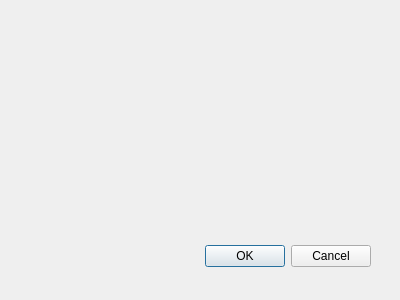
Before: the Qt Designer form src/offlinemapmatching/offline_map_matching_dialog_base.ui in jagodki/Offline-MapMatching, drawn with Qt 5.
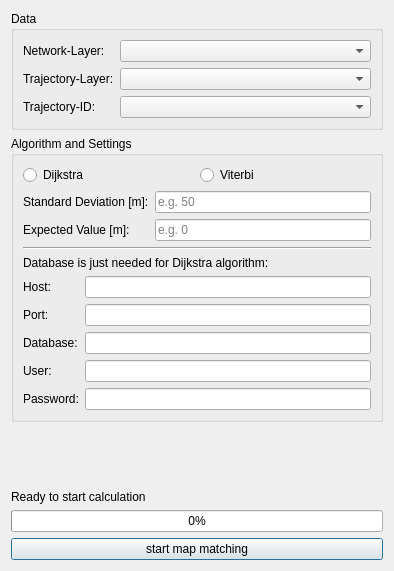
After: the same form once the commit is applied.

Commit message: create guy and icon

```diff
--- a/src/offlinemapmatching/offline_map_matching_dialog_base.ui
+++ b/src/offlinemapmatching/offline_map_matching_dialog_base.ui
@@ -1,33 +1,324 @@
 <ui version="4.0" >
  <class>OfflineMapMatchingDialogBase</class>
- <widget class="QDialog" name="OfflineMapMatchingDialogBase" >
-  <property name="geometry" >
+ <widget class="QDialog" name="OfflineMapMatchingDialogBase">
+  <property name="geometry">
    <rect>
     <x>0</x>
     <y>0</y>
-    <width>400</width>
-    <height>300</height>
+    <width>394</width>
+    <height>571</height>
    </rect>
   </property>
   <property name="windowTitle" >
    <string>Offline-MapMatching</string>
   </property>
-  <widget class="QDialogButtonBox" name="button_box" >
-   <property name="geometry" >
-    <rect>
-     <x>30</x>
-     <y>240</y>
-     <width>341</width>
-     <height>32</height>
-    </rect>
-   </property>
-   <property name="orientation" >
-    <enum>Qt::Horizontal</enum>
-   </property>
-   <property name="standardButtons" >
-    <set>QDialogButtonBox::Cancel|QDialogButtonBox::Ok</set>
-   </property>
-  </widget>
+  <layout class="QVBoxLayout" name="verticalLayout">
+   <item>
+    <widget class="QGroupBox" name="groupBox_data">
+     <property name="sizePolicy">
+      <sizepolicy hsizetype="Expanding" vsizetype="Fixed">
+       <horstretch>0</horstretch>
+       <verstretch>0</verstretch>
+      </sizepolicy>
+     </property>
+     <property name="title">
+      <string>Data</string>
+     </property>
+     <layout class="QVBoxLayout" name="verticalLayout_2">
+      <item>
+       <layout class="QFormLayout" name="formLayout_3">
+        <item row="0" column="0">
+         <widget class="QLabel" name="label_network">
+          <property name="text">
+           <string>Network-Layer:</string>
+          </property>
+         </widget>
+        </item>
+        <item row="1" column="0">
+         <widget class="QLabel" name="label_trajectory">
+          <property name="text">
+           <string>Trajectory-Layer:</string>
+          </property>
+         </widget>
+        </item>
+        <item row="2" column="0">
+         <widget class="QLabel" name="label_trajectoryID">
+          <property name="text">
+           <string>Trajectory-ID:</string>
+          </property>
+         </widget>
+        </item>
+        <item row="0" column="1">
+         <widget class="QComboBox" name="comboBox_network">
+          <property name="sizePolicy">
+           <sizepolicy hsizetype="Expanding" vsizetype="Fixed">
+            <horstretch>0</horstretch>
+            <verstretch>0</verstretch>
+           </sizepolicy>
+          </property>
+         </widget>
+        </item>
+        <item row="1" column="1">
+         <widget class="QComboBox" name="comboBox_trajectory">
+          <property name="sizePolicy">
+           <sizepolicy hsizetype="Expanding" vsizetype="Fixed">
+            <horstretch>0</horstretch>
+            <verstretch>0</verstretch>
+           </sizepolicy>
+          </property>
+         </widget>
+        </item>
+        <item row="2" column="1">
+         <widget class="QComboBox" name="comboBox_trajectoryID">
+          <property name="sizePolicy">
+           <sizepolicy hsizetype="Expanding" vsizetype="Fixed">
+            <horstretch>0</horstretch>
+            <verstretch>0</verstretch>
+           </sizepolicy>
+          </property>
+         </widget>
+        </item>
+       </layout>
+      </item>
+     </layout>
+    </widget>
+   </item>
+   <item>
+    <widget class="QGroupBox" name="groupBox_settings">
+     <property name="sizePolicy">
+      <sizepolicy hsizetype="Preferred" vsizetype="Expanding">
+       <horstretch>0</horstretch>
+       <verstretch>0</verstretch>
+      </sizepolicy>
+     </property>
+     <property name="title">
+      <string>Algorithm and Settings</string>
+     </property>
+     <layout class="QVBoxLayout" name="verticalLayout_5">
+      <item>
+       <layout class="QHBoxLayout" name="horizontalLayout_5">
+        <item>
+         <widget class="QRadioButton" name="radioButton_dijkstra">
+          <property name="text">
+           <string>Dijkstra</string>
+          </property>
+          <attribute name="buttonGroup">
+           <string notr="true">buttonGroup</string>
+          </attribute>
+         </widget>
+        </item>
+        <item>
+         <widget class="QRadioButton" name="radioButton_viterbi">
+          <property name="text">
+           <string>Viterbi</string>
+          </property>
+          <attribute name="buttonGroup">
+           <string notr="true">buttonGroup</string>
+          </attribute>
+         </widget>
+        </item>
+       </layout>
+      </item>
+      <item>
+       <layout class="QFormLayout" name="formLayout_2">
+        <item row="0" column="0">
+         <widget class="QLabel" name="label_sigma">
+          <property name="text">
+           <string>Standard Deviation [m]:</string>
+          </property>
+         </widget>
+        </item>
+        <item row="1" column="0">
+         <widget class="QLabel" name="label_my">
+          <property name="text">
+           <string>Expected Value [m]:</string>
+          </property>
+         </widget>
+        </item>
+        <item row="0" column="1">
+         <widget class="QLineEdit" name="lineEdit_sigma">
+          <property name="sizePolicy">
+           <sizepolicy hsizetype="Expanding" vsizetype="Fixed">
+            <horstretch>0</horstretch>
+            <verstretch>0</verstretch>
+           </sizepolicy>
+          </property>
+          <property name="text">
+           <string/>
+          </property>
+          <property name="placeholderText">
+           <string>e.g. 50</string>
+          </property>
+         </widget>
+        </item>
+        <item row="1" column="1">
+         <widget class="QLineEdit" name="lineEdit_my">
+          <property name="sizePolicy">
+           <sizepolicy hsizetype="Expanding" vsizetype="Fixed">
+            <horstretch>0</horstretch>
+            <verstretch>0</verstretch>
+           </sizepolicy>
+          </property>
+          <property name="placeholderText">
+           <string>e.g. 0</string>
+          </property>
+         </widget>
+        </item>
+       </layout>
+      </item>
+      <item>
+       <widget class="Line" name="line">
+        <property name="orientation">
+         <enum>Qt::Horizontal</enum>
+        </property>
+       </widget>
+      </item>
+      <item>
+       <widget class="QLabel" name="label_dbInfo">
+        <property name="text">
+         <string>Database is just needed for Dijkstra algorithm:</string>
+        </property>
+       </widget>
+      </item>
+      <item>
+       <layout class="QFormLayout" name="formLayout">
+        <item row="0" column="0">
+         <widget class="QLabel" name="label_host">
+          <property name="text">
+           <string>Host:</string>
+          </property>
+         </widget>
+        </item>
+        <item row="0" column="1">
+         <widget class="QLineEdit" name="lineEdit_host">
+          <property name="sizePolicy">
+           <sizepolicy hsizetype="Expanding" vsizetype="Fixed">
+            <horstretch>0</horstretch>
+            <verstretch>0</verstretch>
+           </sizepolicy>
+          </property>
+         </widget>
+        </item>
+        <item row="1" column="0">
+         <widget class="QLabel" name="label_port">
+          <property name="text">
+           <string>Port:</string>
+          </property>
+         </widget>
+        </item>
+        <item row="1" column="1">
+         <widget class="QLineEdit" name="lineEdit_port">
+          <property name="sizePolicy">
+           <sizepolicy hsizetype="Expanding" vsizetype="Fixed">
+            <horstretch>0</horstretch>
+            <verstretch>0</verstretch>
+           </sizepolicy>
+          </property>
+         </widget>
+        </item>
+        <item row="2" column="0">
+         <widget class="QLabel" name="label_database">
+          <property name="text">
+           <string>Database:</string>
+          </property>
+         </widget>
+        </item>
+        <item row="3" column="0">
+         <widget class="QLabel" name="label_user">
+          <property name="text">
+           <string>User:</string>
+          </property>
+         </widget>
+        </item>
+        <item row="4" column="0">
+         <widget class="QLabel" name="label_password">
+          <property name="text">
+           <string>Password:</string>
+          </property>
+         </widget>
+        </item>
+        <item row="2" column="1">
+         <widget class="QLineEdit" name="lineEdit_database">
+          <property name="sizePolicy">
+           <sizepolicy hsizetype="Expanding" vsizetype="Fixed">
+            <horstretch>0</horstretch>
+            <verstretch>0</verstretch>
+           </sizepolicy>
+          </property>
+         </widget>
+        </item>
+        <item row="3" column="1">
+         <widget class="QLineEdit" name="lineEdit_user">
+          <property name="sizePolicy">
+           <sizepolicy hsizetype="Expanding" vsizetype="Fixed">
+            <horstretch>0</horstretch>
+            <verstretch>0</verstretch>
+           </sizepolicy>
+          </property>
+         </widget>
+        </item>
+        <item row="4" column="1">
+         <widget class="QLineEdit" name="lineEdit_password">
+          <property name="echoMode">
+           <enum>QLineEdit::Password</enum>
+          </property>
+          <property name="clearButtonEnabled">
+           <bool>false</bool>
+          </property>
+         </widget>
+        </item>
+       </layout>
+      </item>
+     </layout>
+    </widget>
+   </item>
+   <item>
+    <spacer name="verticalSpacer">
+     <property name="orientation">
+      <enum>Qt::Vertical</enum>
+     </property>
+     <property name="sizeHint" stdset="0">
+      <size>
+       <width>20</width>
+       <height>40</height>
+      </size>
+     </property>
+    </spacer>
+   </item>
+   <item>
+    <widget class="QLabel" name="label">
+     <property name="sizePolicy">
+      <sizepolicy hsizetype="Preferred" vsizetype="Fixed">
+       <horstretch>0</horstretch>
+       <verstretch>0</verstretch>
+      </sizepolicy>
+     </property>
+     <property name="text">
+      <string>Ready to start calculation</string>
+     </property>
+    </widget>
+   </item>
+   <item>
+    <widget class="QProgressBar" name="progressBar">
+     <property name="value">
+      <number>0</number>
+     </property>
+    </widget>
+   </item>
+   <item>
+    <widget class="QPushButton" name="pushButton">
+     <property name="sizePolicy">
+      <sizepolicy hsizetype="Expanding" vsizetype="Fixed">
+       <horstretch>0</horstretch>
+       <verstretch>0</verstretch>
+      </sizepolicy>
+     </property>
+     <property name="text">
+      <string>start map matching</string>
+     </property>
+    </widget>
+   </item>
+  </layout>
  </widget>
  <resources/>
  <connections>
```
Left out of the diff: 43 changed lines with no effect on the pictures. The commit also changes 2 other files.
